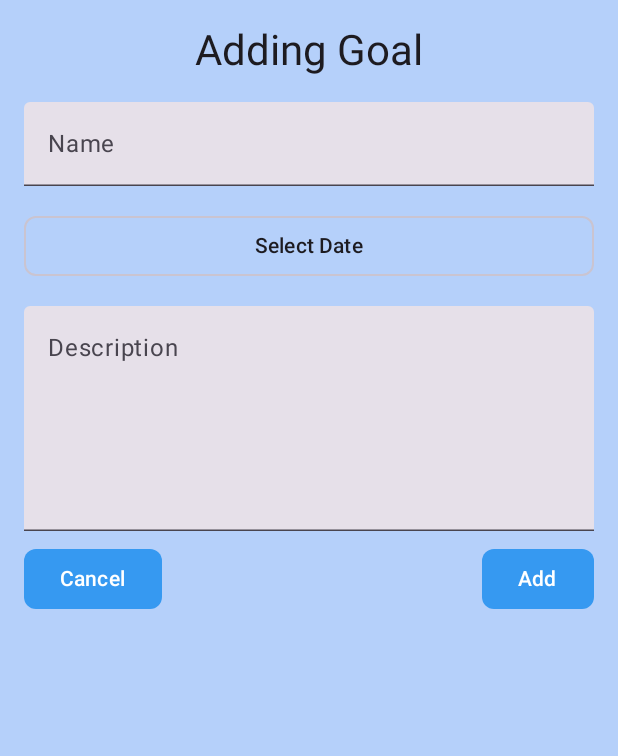
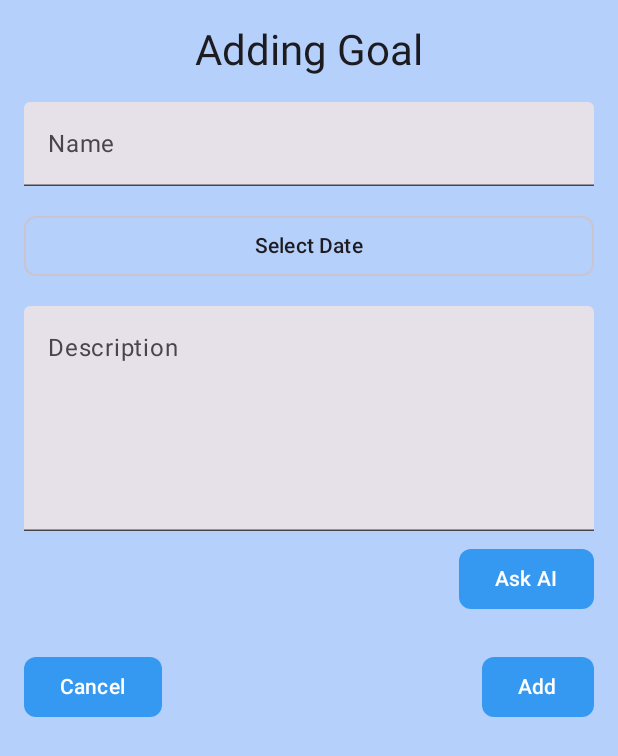
Before and after one commit to EricSTOIAN/App-Development-Sportex-Project, an Android app built with Jetpack Compose: the GoalScreen screen opened through its navigation route, on a phone screen of 412 x 824 dp. Shown: the top 756 px of the screen. Run offline under Robolectric (Android 15) with nearby library versions, the phone set to English and light mode, and no system bars; libraries missing offline, so code that uses them is left out: com.google.firebase.crashlytics; 4 statements that could not run were skipped.

Commit message:
added ai button in goal screen

```diff
--- a/app/src/main/java/com/example/sportsappteamlongfoot/ui/screens/AddGoalScreen.kt
+++ b/app/src/main/java/com/example/sportsappteamlongfoot/ui/screens/AddGoalScreen.kt
@@ -110,7 +110,17 @@ fun GoalScreen(navController: NavController, viewModel: MyViewModelSimpleSaved)
             maxLines = 5
         )
         Spacer(modifier = Modifier.height(8.dp))
-
+        // Ask AI Button
+        Button(
+            onClick = {
+                description = "AI-generated suggestion for $selectedType goal" // Simulate AI response
+                navController.navigate("ai_chat_screen");
+            },shape = RoundedCornerShape(8.dp),
+            modifier = Modifier.align(Alignment.End)
+        ) {
+            Text(text = "Ask AI")
+        }
+        Spacer(modifier = Modifier.height(24.dp))
         // Action Buttons
         Row(
             modifier = Modifier.fillMaxWidth(),
```
